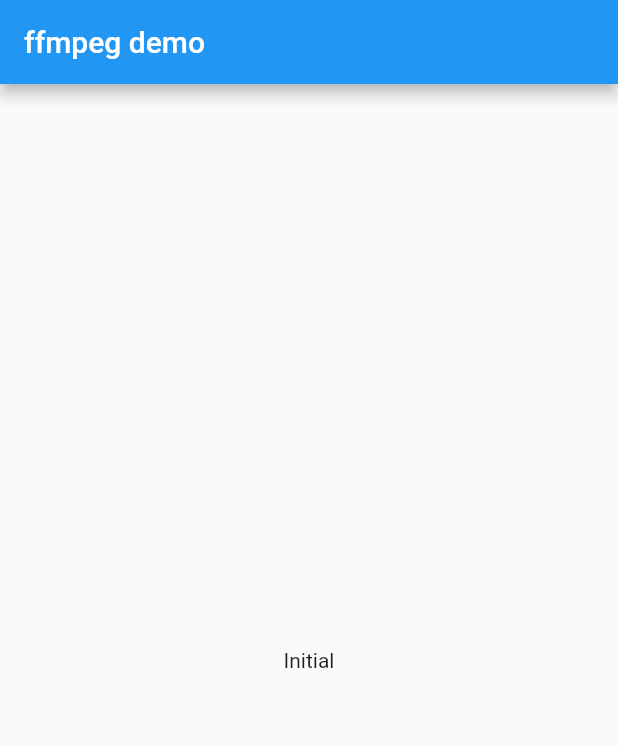
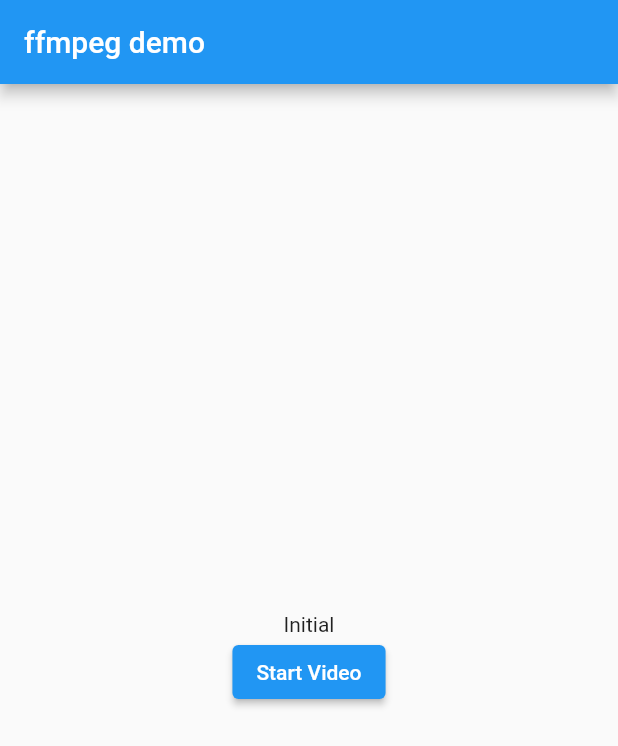
Before and after one commit to YannMancel/LazyCam, a Flutter app: the screen it shows after launch, on a phone screen of 412 x 824 dp. Shown: the top 746 px of the screen. Run offline on Flutter 3.47's test engine with Material 2 defaults, Android fonts, the phone set to English and light mode, and no system bars; our stand-ins replace flutter_hooks, flutter_riverpod, hooks_riverpod.

```diff
--- a/lib/controllers/video_controller.dart
+++ b/lib/controllers/video_controller.dart
@@ -2,4 +2,8 @@ import 'package:flutter_riverpod/flutter_riverpod.dart';
 
 class VideoController extends StateNotifier<String> {
   VideoController() : super('');
+
+  void startVideo() {
+    print('VIDEO');
+  }
 }
--- a/lib/pages/home_page.dart
+++ b/lib/pages/home_page.dart
@@ -1,6 +1,10 @@
 import 'package:flutter/material.dart';
+import 'package:flutter_hooks/flutter_hooks.dart';
+import 'package:hooks_riverpod/hooks_riverpod.dart';
 
-class HomePage extends StatefulWidget {
+import '../providers.dart';
+
+class HomePage extends HookWidget {
   const HomePage({
     Key? key,
     String? title,
@@ -10,23 +14,22 @@ class HomePage extends StatefulWidget {
   final String? _title;
 
   @override
-  _HomePageState createState() => _HomePageState();
-}
-
-class _HomePageState extends State<HomePage> {
-  @override
   Widget build(BuildContext context) {
     return Scaffold(
       appBar: AppBar(
-        title: Text(widget._title ?? ''),
+        title: Text(_title ?? ''),
       ),
       body: Center(
         child: Column(
           mainAxisAlignment: MainAxisAlignment.center,
           children: <Widget>[
-            Text(
-              'Initial',
-            ),
+            const Text('Initial'),
+            ElevatedButton(
+              onPressed: () {
+                context.read(videoControllerProvider).startVideo();
+              },
+              child: const Text('Start Video'),
+            )
           ],
         ),
       ),
```
Also changed, not shown: pubspec.yaml (+7 -2 lines), pubspec.lock.
